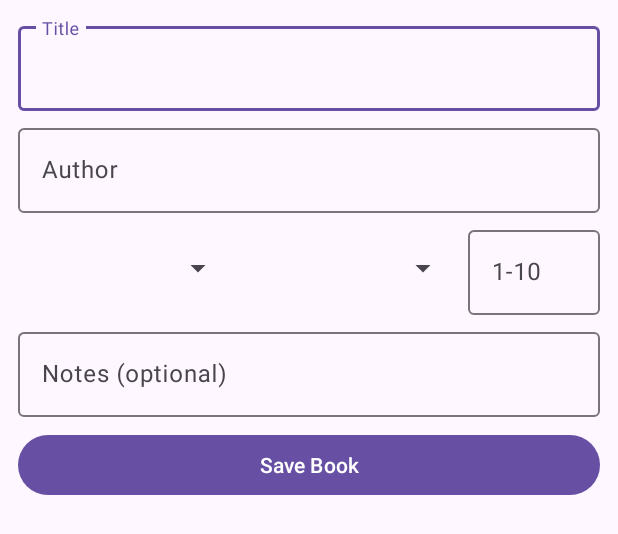
After one commit to DoodlyPoro/MobileApps2026-2401321029, an Android app built with Jetpack Compose: the layout fragment_insert_book.xml on its own in the app's theme, with its tools: preview values and no code run, on a phone screen of 412 x 824 dp. The commit adds this screen. Shown: the top 534 px of the screen. Run offline under Robolectric (Android 15) with nearby library versions, the phone set to English and light mode, and no system bars.

Commit message:
Added Book Insert Fragment

```diff
--- a/app/src/main/java/com/example/booktracker/data/entity/Book.kt
+++ b/app/src/main/java/com/example/booktracker/data/entity/Book.kt
@@ -2,6 +2,7 @@ package com.example.booktracker.data.entity
 
 import androidx.room.Entity
 import androidx.room.ForeignKey
+import androidx.room.Ignore
 import androidx.room.Index
 import androidx.room.PrimaryKey
 import com.example.booktracker.utils.Validatable
@@ -28,6 +29,7 @@ data class Book (
     val notes: String,
     val categoryId: Long?
 ) : Validatable {
+    @Ignore
     override val validationErrors: MutableList<String> = mutableListOf()
 
     override fun validate(): Boolean {
--- /dev/null
+++ b/app/src/main/res/layout/fragment_insert_book.xml
@@ -0,0 +1,109 @@
+<?xml version="1.0" encoding="utf-8"?>
+<ScrollView xmlns:android="http://schemas.android.com/apk/res/android"
+    android:layout_width="match_parent"
+    android:layout_height="wrap_content">
+
+    <LinearLayout
+        android:layout_width="match_parent"
+        android:layout_height="wrap_content"
+        android:orientation="vertical"
+        android:padding="12dp">
+
+        <com.google.android.material.textfield.TextInputLayout
+            android:id="@+id/tilTitle"
+            android:layout_width="match_parent"
+            android:layout_height="wrap_content"
+            android:hint="Title">
+
+            <com.google.android.material.textfield.TextInputEditText
+                android:id="@+id/etTitle"
+                android:layout_width="match_parent"
+                android:layout_height="wrap_content"
+                android:inputType="textCapSentences"
+                android:maxLines="1" />
+        </com.google.android.material.textfield.TextInputLayout>
+
+        <com.google.android.material.textfield.TextInputLayout
+            android:id="@+id/tilAuthor"
+            android:layout_width="match_parent"
+            android:layout_height="wrap_content"
+            android:layout_marginTop="6dp"
+            android:hint="Author">
+
+            <com.google.android.material.textfield.TextInputEditText
+                android:id="@+id/etAuthor"
+                android:layout_width="match_parent"
+                android:layout_height="wrap_content"
+                android:inputType="textPersonName"
+                android:maxLines="1" />
+        </com.google.android.material.textfield.TextInputLayout>
+
+        <LinearLayout
+            android:layout_width="match_parent"
+            android:layout_height="wrap_content"
+            android:layout_marginTop="6dp"
+            android:gravity="center_vertical"
+            android:orientation="horizontal">
+
+            <Spinner
+                android:id="@+id/spinnerStatus"
+                android:layout_width="0dp"
+                android:layout_height="48dp"
+                android:layout_weight="1" />
+
+            <Spinner
+                android:id="@+id/spinnerCategory"
+                android:layout_width="0dp"
+                android:layout_height="48dp"
+                android:layout_marginStart="6dp"
+                android:layout_weight="1" />
+
+            <com.google.android.material.textfield.TextInputLayout
+                android:id="@+id/tilRating"
+                android:layout_width="88dp"
+                android:layout_height="wrap_content"
+                android:layout_marginStart="6dp"
+                android:hint="1-10">
+
+                <com.google.android.material.textfield.TextInputEditText
+                    android:id="@+id/etRating"
+                    android:layout_width="match_parent"
+                    android:layout_height="wrap_content"
+                    android:inputType="number"
+                    android:maxLines="1" />
+            </com.google.android.material.textfield.TextInputLayout>
+        </LinearLayout>
+
+        <com.google.android.material.textfield.TextInputLayout
+            android:id="@+id/tilNotes"
+            android:layout_width="match_parent"
+            android:layout_height="wrap_content"
+            android:layout_marginTop="6dp"
+            android:hint="Notes (optional)">
+
+            <com.google.android.material.textfield.TextInputEditText
+                android:id="@+id/etNotes"
+                android:layout_width="match_parent"
+                android:layout_height="wrap_content"
+                android:inputType="textCapSentences"
+                android:maxLines="2" />
+        </com.google.android.material.textfield.TextInputLayout>
+
+        <TextView
+            android:id="@+id/tvValidationErrors"
+            android:layout_width="match_parent"
+            android:layout_height="wrap_content"
+            android:layout_marginTop="4dp"
+            android:textColor="@android:color/holo_red_dark"
+            android:textSize="12sp"
+            android:visibility="gone" />
+
+        <com.google.android.material.button.MaterialButton
+            android:id="@+id/btnSaveBook"
+            android:layout_width="match_parent"
+            android:layout_height="wrap_content"
+            android:layout_marginTop="8dp"
+            android:text="Save Book" />
+
+    </LinearLayout>
+</ScrollView>
--- a/app/src/main/res/values/themes.xml
+++ b/app/src/main/res/values/themes.xml
@@ -1,5 +1,5 @@
 <?xml version="1.0" encoding="utf-8"?>
 <resources>
-
-    <style name="Theme.BookTracker" parent="android:Theme.Material.Light.NoActionBar" />
+    <style name="Theme.BookTracker" parent="Theme.Material3.DayNight.NoActionBar">
+    </style>
 </resources>
```
Also changed, not shown: app/src/main/java/com/example/booktracker/MainActivity.kt (+0 -8 lines), app/src/main/java/com/example/booktracker/data/BookDatabase.kt (+5 -5 lines), app/src/main/java/com/example/booktracker/ui/BookListFragment.kt (+7 -14 lines), app/src/main/java/com/example/booktracker/ui/InsertBookFragment.kt (added, +119 -0 lines), app/src/main/res/layout/activity_main.xml (+18 -12 lines).
